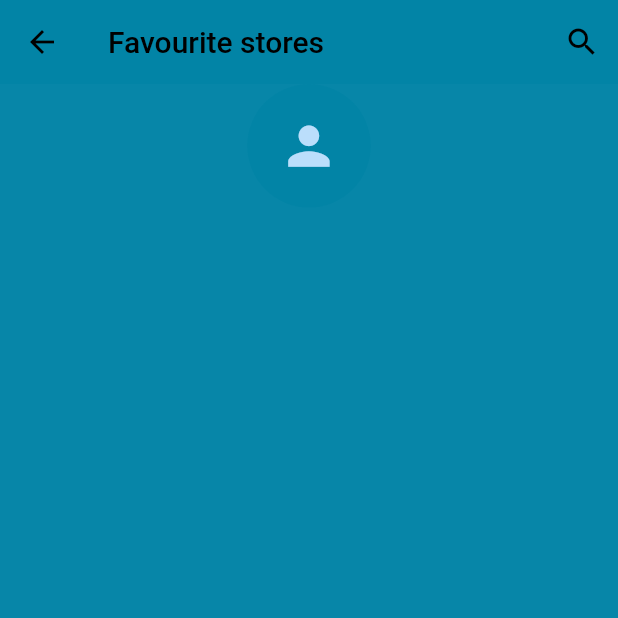
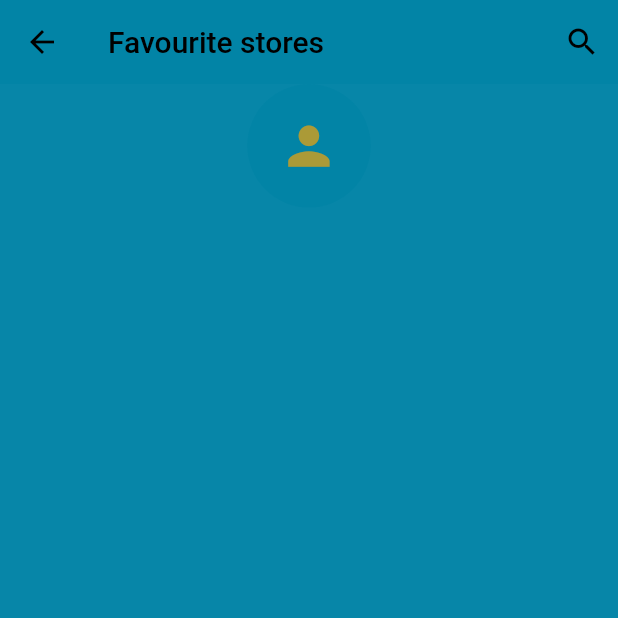
Before and after one commit to MockAirplane700/coupon_are_us, a Flutter app: the screen it shows after launch, in the side drawer, after a tap on "Favourite stores", on a phone screen of 412 x 824 dp, the top half of it. Run offline on Flutter 3.47's test engine with Material 2 defaults, Android fonts, the phone set to English and light mode, and no system bars; our stand-ins replace font_awesome_flutter, google_fonts, share_plus, sqflite, tuple; missing offline and left inert: mongo_dart, syncfusion_flutter_barcodes; accounts and stored records are empty; network calls fail.

Commit message:
ready for production

```diff
--- a/lib/pages/favourite_stores.dart
+++ b/lib/pages/favourite_stores.dart
@@ -61,7 +61,7 @@ class _FavouriteStoresState extends State<FavouriteStores> {
                     CircleAvatar(
                       radius: MediaQuery.of(context).size.width/10,
                       backgroundColor: backgroundApplicationColor,
-                      child:  Icon(Icons.person, size: MediaQuery.of(context).size.width/10,),
+                      child:  Icon(Icons.person, size: MediaQuery.of(context).size.width/10,color: iconColor,),
                     ),
                     //todo: Uncomment notifications check box
                     // Padding(
@@ -109,7 +109,7 @@ class _FavouriteStoresState extends State<FavouriteStores> {
                                   );
                                 });
                               },
-                              icon: const Icon(Icons.delete)
+                              icon: const Icon(Icons.delete, color: Colors.red,)
                           ),
                           onTap: () {
                             Navigator.push(context, MaterialPageRoute(builder: (context)=>  ViewStore(store: favourites[index],)));
--- a/lib/widgets/searchDelegate.dart
+++ b/lib/widgets/searchDelegate.dart
@@ -63,6 +63,7 @@ class MySearchDelegate extends SearchDelegate{
               subtitle: Text('Store: ' + suggestions[index].store.name),
               onTap: () {
                 query = suggestions[index].name;
+                indexValue = index;
                 showResults(context);
               },
             );
```
